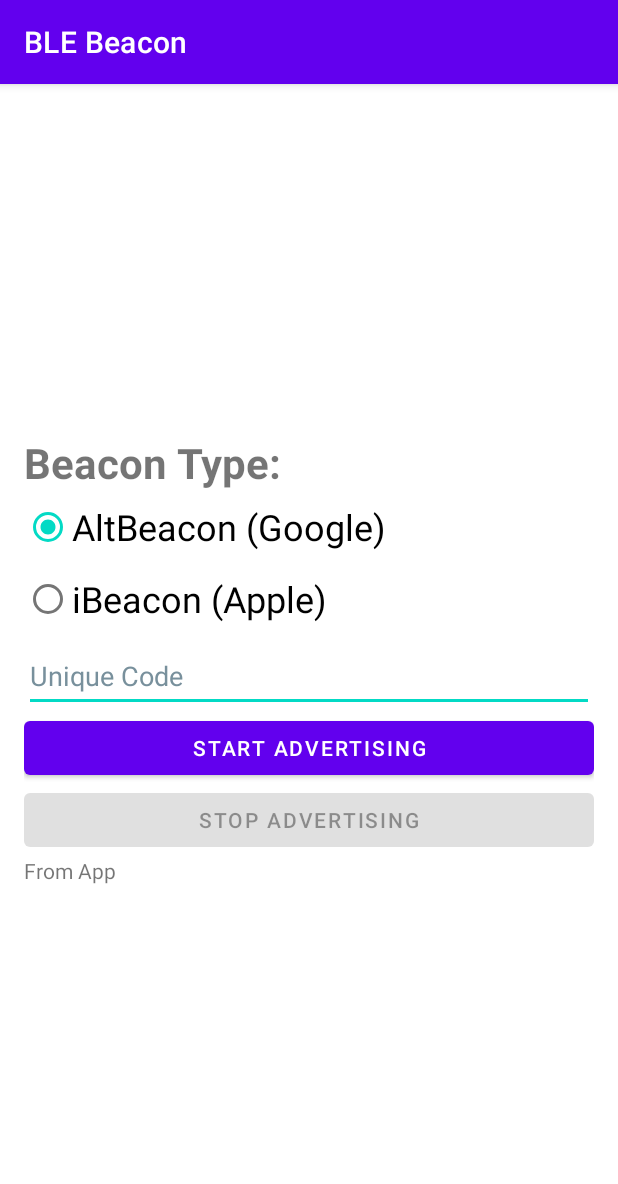
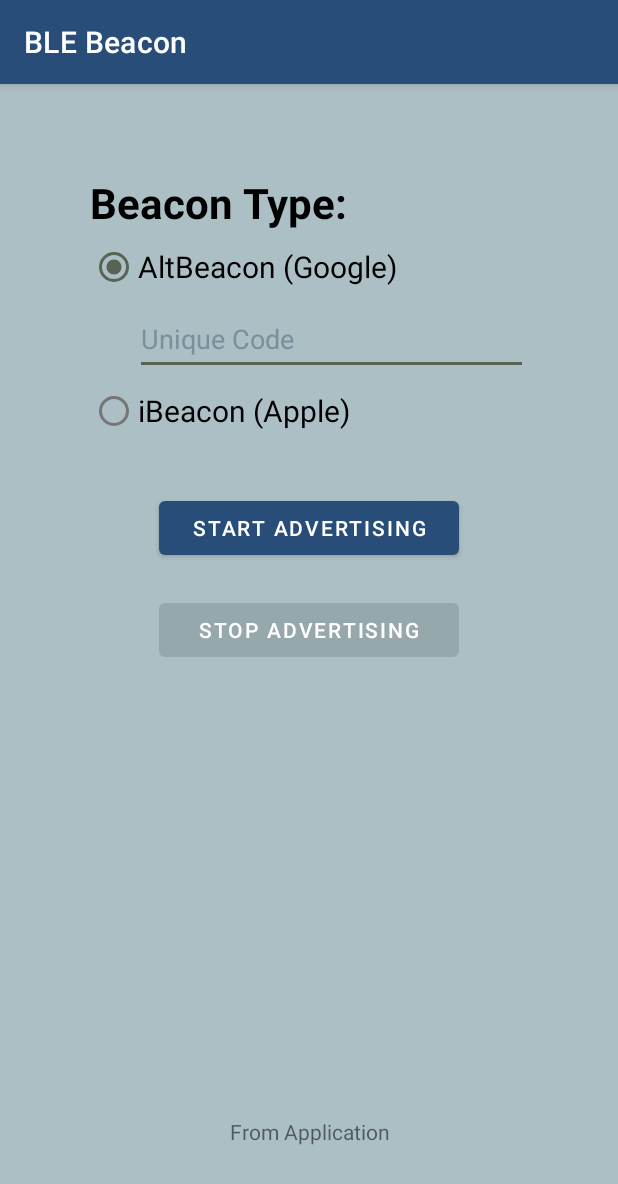
Before and after one commit to cvmccoy1/BleBeaconApp, an Android app: the screen it shows after launch (MainActivity), on a phone screen of 412 x 824 dp. Shown: the top 1184 px of the screen. Run offline under Robolectric (Android 15) with nearby library versions, the phone set to English and light mode, and no system bars.

Commit message:
Cleaning up the UI.

```diff
--- a/app/src/main/res/layout/activity_main.xml
+++ b/app/src/main/res/layout/activity_main.xml
@@ -1,43 +1,35 @@
 <?xml version="1.0" encoding="utf-8"?>
-<LinearLayout xmlns:android="http://schemas.android.com/apk/res/android"
+<LinearLayout
+    xmlns:android="http://schemas.android.com/apk/res/android"
     xmlns:tools="http://schemas.android.com/tools"
     android:layout_width="match_parent"
     android:layout_height="match_parent"
-    android:gravity="center"
     android:orientation="vertical"
-    android:padding="16dp"
+    android:padding="60dp"
+    android:background="@color/light_green"
     tools:context=".MainActivity">
 
     <TextView
         android:layout_width="match_parent"
         android:layout_height="wrap_content"
         android:text="@string/beacon_type_label"
+        android:textColor="@color/black"
         android:textSize="28sp"
-        android:textStyle="bold"
-        />
+        android:textStyle="bold" />
 
     <RadioGroup
         android:id="@+id/beaconTypeGroupRadio"
         android:layout_width="match_parent"
-        android:layout_height="99dp" >
+        android:layout_height="wrap_content">
 
         <RadioButton
             android:id="@+id/altBeaconRadioButton"
             android:layout_width="match_parent"
             android:layout_height="wrap_content"
-            android:textSize="24sp"
+            android:checked="true"
+            android:onClick="onRadioButtonClicked"
             android:text="@string/alt_beacon_google"
-            android:onClick="onRadioButtonClicked"
-            android:checked="true"/>
-
-        <RadioButton
-            android:id="@+id/iBeaconRadioButton"
-            android:layout_width="match_parent"
-            android:layout_height="wrap_content"
-            android:textSize="24sp"
-            android:text="@string/i_beacon_apple"
-            android:onClick="onRadioButtonClicked" />
-    </RadioGroup>
+            android:textSize="20sp" />
 
         <EditText
             android:id="@+id/edit_text_input"
@@ -48,27 +40,51 @@
             android:inputType="number"
             android:maxLength="8"
             android:minHeight="48dp"
+            android:layout_marginStart="30dp"
             android:textColorHint="#78909C" />
+
+        <RadioButton
+            android:id="@+id/iBeaconRadioButton"
+            android:layout_width="match_parent"
+            android:layout_height="wrap_content"
+            android:onClick="onRadioButtonClicked"
+            android:text="@string/i_beacon_apple"
+            android:textSize="20sp" />
+    </RadioGroup>
+
+
+    <LinearLayout
+        android:layout_width="match_parent"
+        android:layout_height="wrap_content"
+        android:orientation="vertical"
+        android:gravity="center_horizontal"
+        android:paddingTop="30dp">
 
         <Button
             android:id="@+id/start_advertising_button"
-        android:layout_width="match_parent"
+            android:layout_width="200dp"
             android:layout_height="wrap_content"
+            android:textColor="@color/white"
             android:onClick="onClickStartAdvertising"
             android:text="@string/start_advertising" />
 
         <Button
             android:id="@+id/stop_advertising_button"
-        android:layout_width="match_parent"
+            android:layout_width="200dp"
             android:layout_height="wrap_content"
+            android:layout_marginTop="20dp"
+            android:textColor="@color/white"
             android:onClick="onClickStopAdvertising"
             android:text="@string/stop_advertising" />
+
+    </LinearLayout>
 
     <TextView
         android:id="@+id/activity_name_text"
         android:layout_width="match_parent"
-        android:layout_height="wrap_content"
-        android:text="From App"
-        />
+        android:layout_height="match_parent"
+        android:layout_marginTop="50dp"
+        android:gravity="center|bottom"
+        android:text="From Application" />
 
 </LinearLayout>
--- a/app/src/main/res/values/colors.xml
+++ b/app/src/main/res/values/colors.xml
@@ -7,4 +7,10 @@
     <color name="teal_700">#FF018786</color>
     <color name="black">#FF000000</color>
     <color name="white">#FFFFFFFF</color>
+    <color name="blue">#6D94C4</color>
+    <color name="dark_blue">#284D79</color>
+    <color name="light_blue">#ABC0DF</color>
+    <color name="green">#688E51</color>
+    <color name="dark_green">#596353</color>
+    <color name="light_green">#ACBFC5</color>
 </resources>
--- a/app/src/main/res/values/themes.xml
+++ b/app/src/main/res/values/themes.xml
@@ -2,15 +2,15 @@
     <!-- Base application theme. -->
     <style name="Theme.MyBeacon" parent="Theme.MaterialComponents.DayNight.DarkActionBar">
         <!-- Primary brand color. -->
-        <item name="colorPrimary">@color/purple_500</item>
-        <item name="colorPrimaryVariant">@color/purple_700</item>
-        <item name="colorOnPrimary">@color/white</item>
+        <item name="colorPrimary">@color/dark_blue</item>
+        <item name="colorPrimaryVariant">@color/blue</item>
+        <item name="colorOnPrimary">@color/black</item>
         <!-- Secondary brand color. -->
-        <item name="colorSecondary">@color/teal_200</item>
-        <item name="colorSecondaryVariant">@color/teal_700</item>
+        <item name="colorSecondary">@color/dark_green</item>
+        <item name="colorSecondaryVariant">@color/light_green</item>
         <item name="colorOnSecondary">@color/black</item>
         <!-- Status bar color. -->
-        <item name="android:statusBarColor">?attr/colorPrimaryVariant</item>
+        <item name="android:statusBarColor">?attr/colorPrimary</item>
         <!-- Customize your theme here. -->
     </style>
 </resources>
```
Lines whose indentation alone changed are shown as unchanged.
